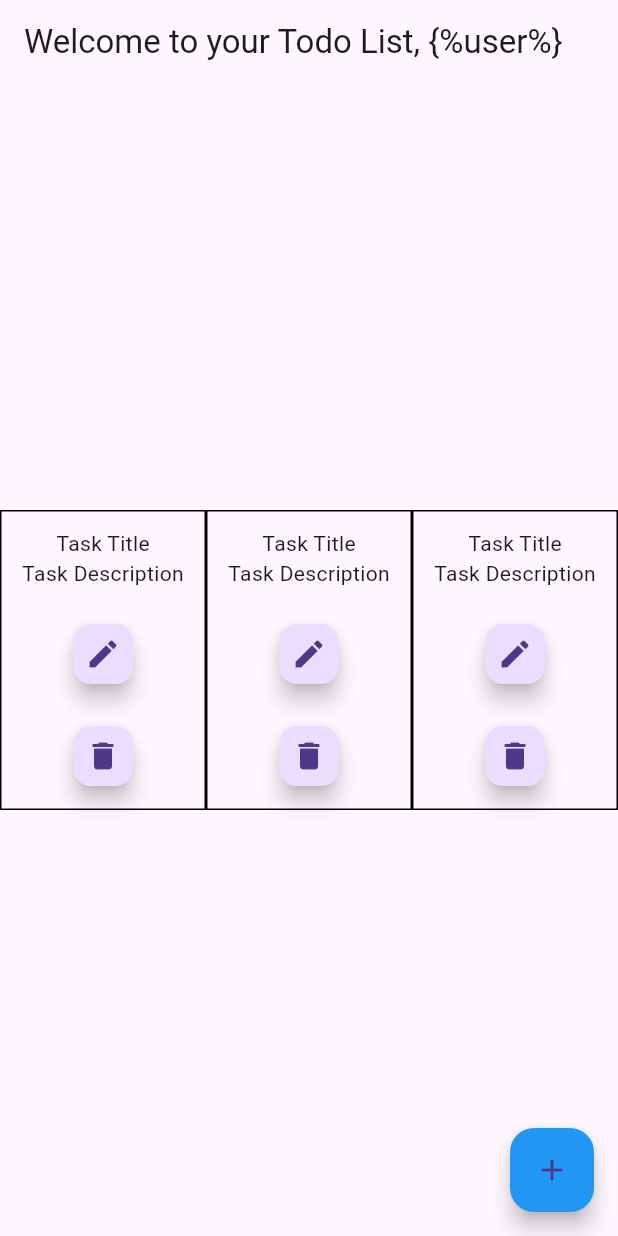
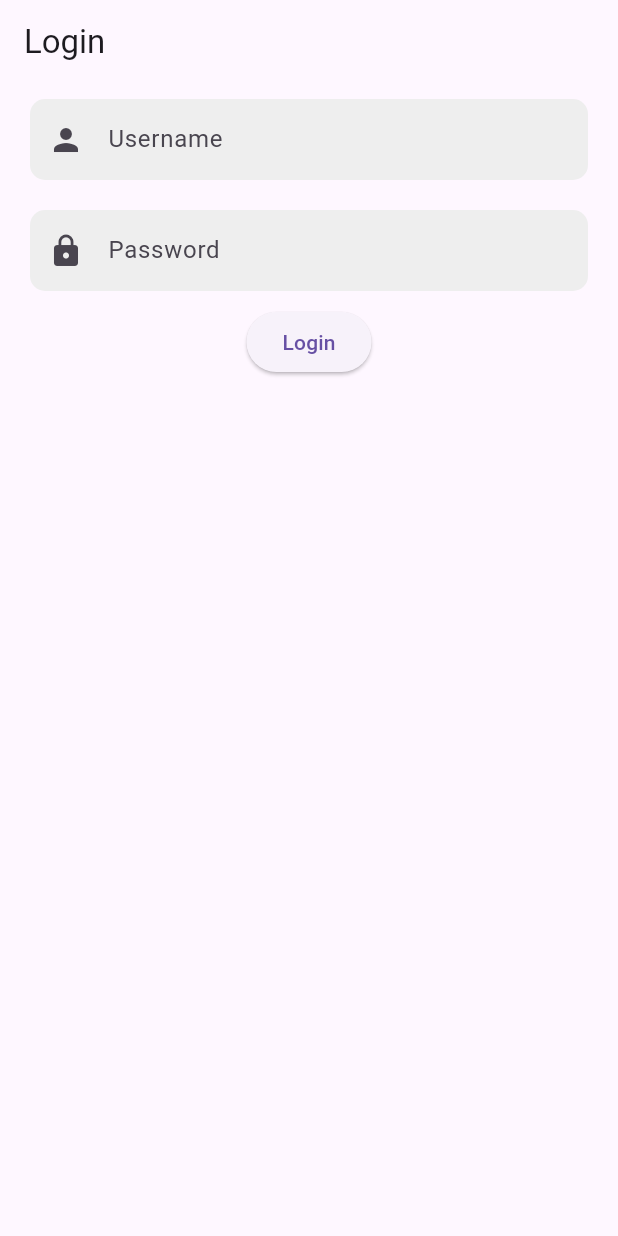
Before and after one commit to Inteli-EC-Kikuchi/ponderadas-m10, a Flutter app: the screen it shows after launch, on a phone screen of 412 x 824 dp. Run offline on Flutter 3.47's test engine with Material 3 defaults, Android fonts, the light colour scheme and no system bars.

Commit message:
feat(ponderada2): :sparkles: Add ponderada2 docs and dart files

```diff
--- /dev/null
+++ b/ponderada2/ponderada2/lib/login.dart
@@ -0,0 +1,55 @@
+import 'package:flutter/material.dart';
+
+class Login extends StatelessWidget {
+  const Login({super.key});
+
+  @override
+  Widget build(BuildContext context) {
+    return Scaffold(
+      appBar: AppBar(
+        title: const Text("Login"),
+      ),
+      body: Column(
+        children: [
+          Container(
+            margin: const EdgeInsets.symmetric(horizontal: 20, vertical: 10),
+            decoration: BoxDecoration(
+              borderRadius: BorderRadius.circular(10),
+              color: Colors.grey[200],
+            ),
+            child: const TextField(
+              decoration: InputDecoration(
+                contentPadding: EdgeInsets.symmetric(vertical: 15, horizontal: 20),
+                hintText: "Username",
+                border: InputBorder.none,
+                prefixIcon: Icon(Icons.person),
+              ),
+            ),
+          ),
+          Container(
+            margin: const EdgeInsets.symmetric(horizontal: 20, vertical: 10),
+            decoration: BoxDecoration(
+              borderRadius: BorderRadius.circular(10),
+              color: Colors.grey[200],
+            ),
+            child: const TextField(
+              obscureText: true, // To hide password
+              decoration: InputDecoration(
+                contentPadding: EdgeInsets.symmetric(vertical: 15, horizontal: 20),
+                hintText: "Password",
+                border: InputBorder.none,
+                prefixIcon: Icon(Icons.lock),
+              ),
+            ),
+          ),
+          ElevatedButton(
+            onPressed: () {
+              Navigator.pushNamed(context, "/todo");
+            },
+            child: const Text("Login"),
+          ),
+        ],
+      ),
+    );
+  }
+}
--- a/ponderada2/ponderada2/lib/main.dart
+++ b/ponderada2/ponderada2/lib/main.dart
@@ -1,5 +1,6 @@
 import 'package:flutter/material.dart';
 import 'todo.dart';
+import 'login.dart';
 
 void main() {
   runApp(const MyApp());
@@ -15,8 +16,8 @@ class MyApp extends StatelessWidget {
       theme: ThemeData(
         primarySwatch: Colors.purple
       ),
-      home: const RootPage(),
-      routes: {"/test": (BuildContext context) => const Test()},
+      home: const Login(),
+      routes: {"/todo": (BuildContext context) => const RootPage()},
     );
   }
 }
@@ -39,7 +40,7 @@ class _RootPageState extends State<RootPage> {
       appBar: AppBar(
         title: const Text("Welcome to your Todo List, {%user%}"),
       ),
-      body: Row(
+      body: const Row(
         children: [
           Expanded(child: Todo()),
           Expanded(child: Todo()),
@@ -48,7 +49,7 @@ class _RootPageState extends State<RootPage> {
       ),
       floatingActionButton: FloatingActionButton(
         onPressed: () {},
-        backgroundColor: Colors.blue,
+        backgroundColor: Colors.purple,
         child: const Icon(Icons.add),
       ),
       floatingActionButtonLocation: FloatingActionButtonLocation.endFloat,
```
Also changed, not shown: docs/src/assets/login.png (added), docs/src/assets/todo.png (added), 2 other files.
